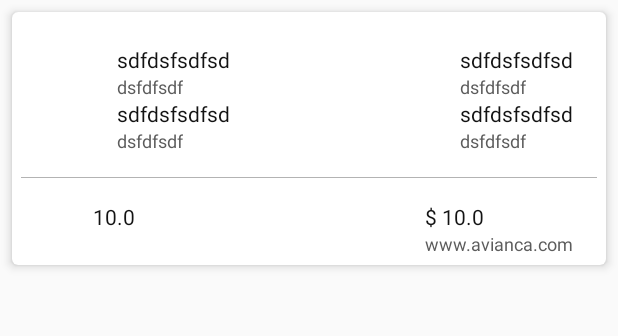
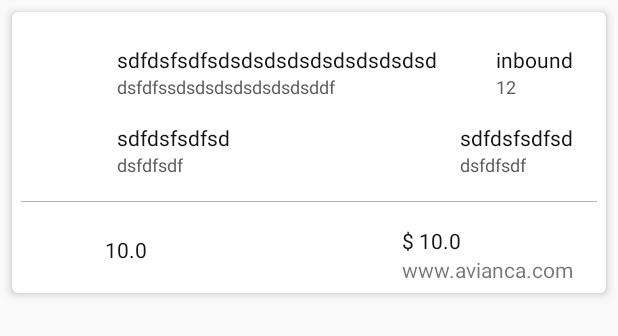
Before and after one commit to therealandroid/SkyScannerTest, an Android app: the layout item_flight_result.xml on its own in the app's theme, with its tools: preview values and no code run, on a phone screen of 412 x 824 dp. Shown: the top 336 px of the screen. Run offline under Robolectric (Android 15) with nearby library versions, the phone set to English and light mode, and no system bars; network calls fail.

Commit message:
Finished some layout adjustments

```diff
--- a/app/src/main/java/br/com/skyscannerapplication/model/entities/api/Legs.kt
+++ b/app/src/main/java/br/com/skyscannerapplication/model/entities/api/Legs.kt
@@ -10,6 +10,7 @@ import java.util.*
  * The purpose of using @SerializedName is to keep using kotlin variable patterns as camel case
  *
  */
+
 data class Legs(
     @SerializedName("Id")
     val id: String,
--- a/app/src/main/java/br/com/skyscannerapplication/model/entities/api/Station.kt
+++ b/app/src/main/java/br/com/skyscannerapplication/model/entities/api/Places.kt
@@ -14,7 +14,7 @@ import com.google.gson.annotations.SerializedName
     }
 
  */
-data class Station(
+data class Places(
     @SerializedName("Id")
     val id: Long,
     @SerializedName("Code")
--- a/app/src/main/res/layout/item_flight_result.xml
+++ b/app/src/main/res/layout/item_flight_result.xml
@@ -54,6 +54,8 @@
                         android:layout_width="wrap_content"
                         android:layout_height="wrap_content"
                         android:text="10.0"
+                        android:layout_marginLeft="8dp"
+                        android:layout_centerVertical="true"
                         android:layout_toEndOf="@+id/I1_rateIcon"
                         style="@style/PrimaryTextBlack"/>
 
@@ -65,19 +67,18 @@
                     android:layout_alignParentEnd="true">
 
                 <TextView
-                        android:id="@+id/I1_price"
+                        android:id="@+id/flightResultPrice"
                         android:layout_width="wrap_content"
                         android:layout_height="wrap_content"
                         android:text="$ 10.0"
                         style="@style/PrimaryTextBlack"/>
 
                 <TextView
-                        android:id="@+id/I1_site"
+                        android:id="@+id/flightResultSite"
                         android:layout_width="wrap_content"
                         android:layout_height="wrap_content"
                         android:text="www.avianca.com"
-                        android:layout_below="@+id/I1_price"
-                        style="@style/SecondaryTextBlack"/>
+                        android:layout_below="@+id/flightResultPrice"/>
             </RelativeLayout>
         </RelativeLayout>
     </RelativeLayout>
--- a/app/src/main/res/layout/item_flight_result_icon_line.xml
+++ b/app/src/main/res/layout/item_flight_result_icon_line.xml
@@ -7,15 +7,15 @@
         android:layout_height="wrap_content">
 
     <LinearLayout
-            android:id="@+id/I1_outcomeContent"
-                  android:orientation="horizontal"
-                  android:layout_width="match_parent"
-                  android:layout_height="wrap_content"
-                  android:layout_marginStart="16dp"
-                  android:layout_marginEnd="16dp">
+            android:id="@+id/outBoundContainer"
+            android:orientation="horizontal"
+            android:layout_width="match_parent"
+            android:layout_height="wrap_content"
+            android:layout_marginStart="16dp"
+            android:layout_marginEnd="16dp">
 
         <ImageView
-                android:id="@+id/I1_outcomeCarrierImage"
+                android:id="@+id/outBoundCarrierImage"
                 android:layout_width="32dp"
                 android:layout_height="32dp"
                 android:layout_weight="0"/>
@@ -27,19 +27,19 @@
                 android:layout_weight="1">
 
             <TextView
-                    android:id="@+id/I1_outcomeDepartureAndArrivalTime"
+                    android:id="@+id/outBoundDepartureAndArrivalTime"
                     android:layout_width="wrap_content"
                     style="@style/PrimaryTextBlack"
-                    android:text="sdfdsfsdfsd"
+                    android:text="sdfdsfsdfsdsdsdsdsdsdsdsdsdsd"
                     android:layout_height="wrap_content"/>
 
             <TextView
-                    android:id="@+id/I1_outcomeCarrierDisplayCodeAndName"
+                    android:id="@+id/outboundCarrierDisplayCodeAndName"
                     android:layout_width="wrap_content"
                     android:layout_height="wrap_content"
                     style="@style/SecondaryTextBlack"
-                    android:text="dsfdfsdf"
-                    android:layout_below="@+id/I1_outcomeDepartureAndArrivalTime"/>
+                    android:text="dsfdfssdsdsdsdsdsdsdsddf"
+                    android:layout_below="@+id/outBoundDepartureAndArrivalTime"/>
 
         </RelativeLayout>
 
@@ -49,34 +49,35 @@
                 android:layout_marginStart="16dp">
 
             <TextView
-                    android:id="@+id/I1_outcomeDirectionType"
+                    android:id="@+id/outBoundDirectionType"
                     android:layout_width="wrap_content"
                     style="@style/PrimaryTextBlack"
-                    android:text="sdfdsfsdfsd"
+                    android:text="inbound"
                     android:layout_height="wrap_content"/>
 
             <TextView
-                    android:id="@+id/I1_outcomeTotalFlightDuration"
+                    android:id="@+id/outBoundTotalFlightDuration"
                     android:layout_width="wrap_content"
                     android:layout_height="wrap_content"
                     style="@style/SecondaryTextBlack"
-                    android:text="dsfdfsdf"
-                    android:layout_below="@+id/I1_outcomeDirectionType"/>
+                    android:text="12"
+                    android:layout_below="@+id/outBoundDirectionType"/>
 
         </RelativeLayout>
     </LinearLayout>
 
     <LinearLayout
-            android:id="@+id/I1_incomeContent"
+            android:id="@+id/inBoundContainer"
+            android:layout_below="@+id/outBoundContainer"
             android:orientation="horizontal"
             android:layout_width="match_parent"
             android:layout_height="wrap_content"
+            android:layout_marginTop="16dp"
             android:layout_marginStart="16dp"
-            android:layout_below="@+id/I1_outcomeContent"
             android:layout_marginEnd="16dp">
 
         <ImageView
-                android:id="@+id/I1_incomeCarrierImage"
+                android:id="@+id/inBoundCarrierImage"
                 android:layout_width="32dp"
                 android:layout_height="32dp"
                 android:layout_weight="0"/>
@@ -88,19 +89,19 @@
                 android:layout_weight="1">
 
             <TextView
-                    android:id="@+id/I1_incomeDepartureAndArrivalTime"
+                    android:id="@+id/inBoundDepartureAndArrivalTime"
                     android:layout_width="wrap_content"
                     style="@style/PrimaryTextBlack"
                     android:text="sdfdsfsdfsd"
                     android:layout_height="wrap_content"/>
 
             <TextView
-                    android:id="@+id/I1_incomeCarrierDisplayCodeAndName"
+                    android:id="@+id/inBoundCarrierDisplayCodeAndName"
                     android:layout_width="wrap_content"
                     android:layout_height="wrap_content"
                     style="@style/SecondaryTextBlack"
                     android:text="dsfdfsdf"
-                    android:layout_below="@+id/I1_incomeDepartureAndArrivalTime"/>
+                    android:layout_below="@+id/inBoundDepartureAndArrivalTime"/>
 
         </RelativeLayout>
 
@@ -110,19 +111,19 @@
                 android:layout_marginStart="16dp">
 
             <TextView
-                    android:id="@+id/I1_incomeDirectionType"
+                    android:id="@+id/inBoundDirectionType"
                     android:layout_width="wrap_content"
                     style="@style/PrimaryTextBlack"
                     android:text="sdfdsfsdfsd"
                     android:layout_height="wrap_content"/>
 
             <TextView
-                    android:id="@+id/I1_incomeTotalFlightDuration"
+                    android:id="@+id/inBoundTotalFlightDuration"
                     android:layout_width="wrap_content"
                     android:layout_height="wrap_content"
                     style="@style/SecondaryTextBlack"
                     android:text="dsfdfsdf"
-                    android:layout_below="@+id/I1_incomeDirectionType"/>
+                    android:layout_below="@+id/inBoundDirectionType"/>
 
         </RelativeLayout>
     </LinearLayout>
```
Also changed, not shown: app/src/main/java/br/com/skyscannerapplication/model/entities/api/Flight.kt (+7 -5 lines), app/src/main/java/br/com/skyscannerapplication/model/entities/api/Segments.kt (+4 -4 lines), app/src/main/java/br/com/skyscannerapplication/model/entities/out/FlightResult.kt (+10 -3 lines), app/src/main/java/br/com/skyscannerapplication/model/repository/LivePricingRepositoryImpl.kt (+37 -7 lines), app/src/main/java/br/com/skyscannerapplication/view/flights/FlightResultsAdapter.kt (+60 -2 lines), app/src/main/res/drawable/ic_face_poker_face.png (added), app/src/main/res/drawable/ic_face_smile.png (added).
